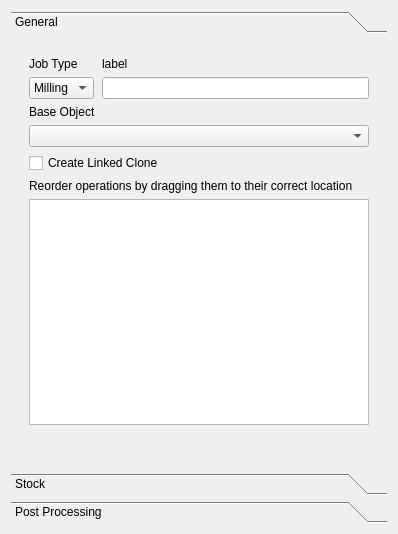
Before: the Qt Designer form src/Mod/Path/Gui/Resources/panels/JobEdit.ui in berndhahnebach/All_FreeCAD, drawn with Qt 5.
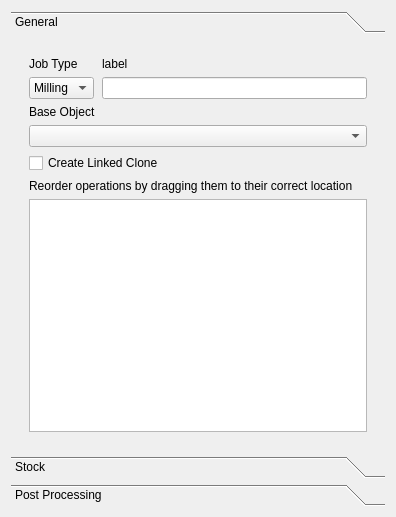
After: the same form once the commit is applied. Icons and pictures are not drawn.

```diff
--- a/src/Mod/Path/Gui/Resources/panels/JobEdit.ui
+++ b/src/Mod/Path/Gui/Resources/panels/JobEdit.ui
@@ -6,12 +6,12 @@
    <rect>
     <x>0</x>
     <y>0</y>
-    <width>398</width>
-    <height>534</height>
+    <width>396</width>
+    <height>517</height>
    </rect>
   </property>
   <property name="sizePolicy">
-   <sizepolicy hsizetype="Preferred" vsizetype="Expanding">
+   <sizepolicy hsizetype="Preferred" vsizetype="MinimumExpanding">
     <horstretch>0</horstretch>
     <verstretch>0</verstretch>
    </sizepolicy>
@@ -19,7 +19,7 @@
   <property name="minimumSize">
    <size>
     <width>0</width>
-    <height>533</height>
+    <height>400</height>
    </size>
   </property>
   <property name="windowTitle">
@@ -42,8 +42,8 @@
        <rect>
         <x>0</x>
         <y>0</y>
-        <width>380</width>
-        <height>426</height>
+        <width>378</width>
+        <height>409</height>
        </rect>
       </property>
       <attribute name="icon">
@@ -56,6 +56,12 @@
       <layout class="QGridLayout" name="gridLayout_4">
        <item row="0" column="0">
         <widget class="QWidget" name="widget_2" native="true">
+         <property name="sizePolicy">
+          <sizepolicy hsizetype="Preferred" vsizetype="MinimumExpanding">
+           <horstretch>0</horstretch>
+           <verstretch>0</verstretch>
+          </sizepolicy>
+         </property>
          <layout class="QFormLayout" name="formLayout">
           <item row="0" column="0">
            <widget class="QLabel" name="label_5">
@@ -110,7 +116,7 @@
           <item row="6" column="0" colspan="2">
            <widget class="QListWidget" name="PathsList">
             <property name="sizePolicy">
-             <sizepolicy hsizetype="Expanding" vsizetype="Expanding">
+             <sizepolicy hsizetype="Expanding" vsizetype="MinimumExpanding">
               <horstretch>0</horstretch>
               <verstretch>0</verstretch>
              </sizepolicy>
@@ -132,11 +138,6 @@
          </layout>
         </widget>
        </item>
-       <item row="1" column="0">
-        <widget class="QWidget" name="widget" native="true">
-         <layout class="QGridLayout" name="gridLayout_2"/>
-        </widget>
-       </item>
       </layout>
      </widget>
      <widget class="QWidget" name="Stock">
```
Left out of the diff: 8 changed lines with no effect on the pictures.
